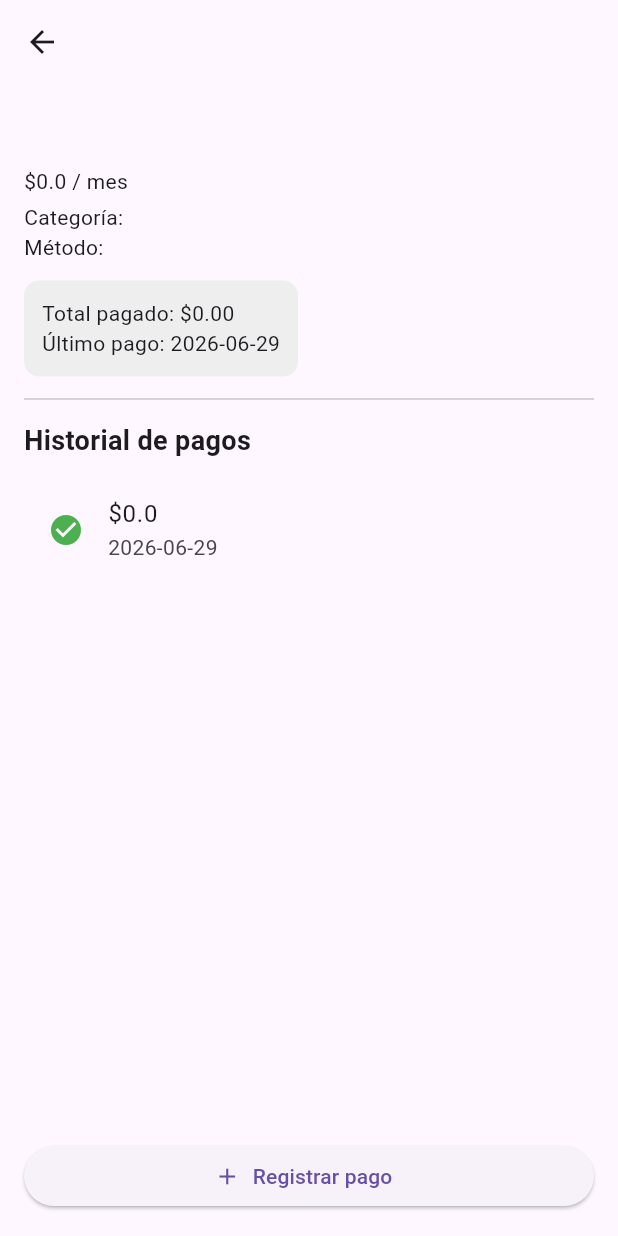
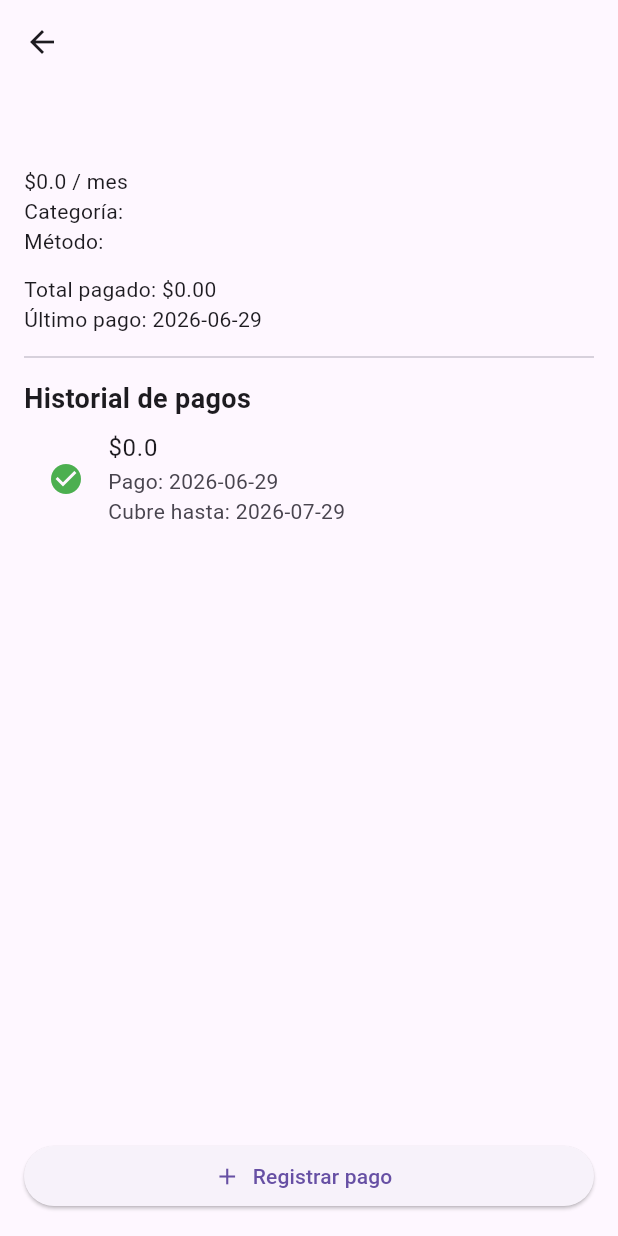
Before and after one commit to Masu-113/admin_suscription_app, a Flutter app: the SubscriptionDetailScreen screen opened directly with empty values, after a tap on "Registrar pago", on a phone screen of 412 x 824 dp. Run offline on Flutter 3.47's test engine with Material 3 defaults, Android fonts, the phone set to English and light mode, and no system bars; our stand-ins replace sqflite; accounts and stored records are empty.

Commit message:
Ahora se valida si ya hay un pago registrado y se alarga el plazo final en caso de pagar por adelantado.

```diff
--- a/lib/data/repositories/payment_history_repository.dart
+++ b/lib/data/repositories/payment_history_repository.dart
@@ -5,10 +5,12 @@ class PaymentHistoryRepository {
   final dbHelper = DatabaseHelper();
 
   // 🟢 INSERTAR PAGO
-  Future<void> insertPayment(PaymentHistory payment) async {
+  Future<int> insertPayment(PaymentHistory payment) async {
     final db = await dbHelper.database;
 
-    await db.insert('payment_history', payment.toMap());
+    final id = await db.insert('payment_history', payment.toMap());
+
+    return id;
   }
 
   // 🟢 OBTENER HISTORIAL COMPLETO
@@ -46,6 +48,21 @@ class PaymentHistoryRepository {
     }).toList();
   }
 
+  // 🟠 ACTUALIZAR PAGO
+  Future<void> updatePayment(PaymentHistory payment) async {
+    final db = await dbHelper.database;
+
+    await db.update(
+      'payment_history',
+
+      payment.toMap(),
+
+      where: 'id = ?',
+
+      whereArgs: [payment.id],
+    );
+  }
+
   // 🔴 ELIMINAR PAGO
   Future<void> deletePayment(int id) async {
     final db = await dbHelper.database;
--- a/lib/models/payment_history.dart
+++ b/lib/models/payment_history.dart
@@ -7,6 +7,8 @@ class PaymentHistory {
 
   final int subscriptionId;
 
+  final DateTime coveredUntil;
+
   PaymentHistory({
     this.id,
 
@@ -15,6 +17,8 @@ class PaymentHistory {
     required this.amount,
 
     required this.subscriptionId,
+
+    required this.coveredUntil,
   });
 
   Map<String, dynamic> toMap() {
@@ -26,6 +30,8 @@ class PaymentHistory {
       'amount': amount,
 
       'subscription_id': subscriptionId,
+
+      'covered_until': coveredUntil.toIso8601String(),
     };
   }
 
@@ -38,6 +44,8 @@ class PaymentHistory {
       amount: (map['amount'] as num).toDouble(),
 
       subscriptionId: map['subscription_id'] as int,
+
+      coveredUntil: DateTime.parse(map['covered_until'] as String),
     );
   }
 }
--- a/lib/providers/payment_history_provider.dart
+++ b/lib/providers/payment_history_provider.dart
@@ -8,18 +8,36 @@ class PaymentHistoryProvider extends ChangeNotifier {
 
   List<PaymentHistory> payments = [];
 
+  bool isLoading = false;
+
+  // 🟢 CARGAR PAGOS
   Future<void> loadPayments() async {
+    isLoading = true;
+    notifyListeners();
+
     payments = await _repo.getPayments();
 
+    isLoading = false;
     notifyListeners();
   }
 
-  Future<void> addPayment(PaymentHistory payment) async {
-    await _repo.insertPayment(payment);
+  // 🟢 AGREGAR PAGO
+  Future<int> addPayment(PaymentHistory payment) async {
+    final id = await _repo.insertPayment(payment);
+
+    await loadPayments();
+
+    return id;
+  }
+
+  // 🟠 ACTUALIZAR PAGO
+  Future<void> updatePayment(PaymentHistory payment) async {
+    await _repo.updatePayment(payment);
 
     await loadPayments();
   }
 
+  // 🔴 ELIMINAR PAGO
   Future<void> deletePayment(int id) async {
     await _repo.deletePayment(id);
 
--- a/lib/screens/subscription_detail_screen.dart
+++ b/lib/screens/subscription_detail_screen.dart
@@ -26,30 +26,89 @@ class _SubscriptionDetailScreenState extends State<SubscriptionDetailScreen> {
     });
   }
 
-  void _addPayment(List<PaymentHistory> payments) async {
+  DateTime _calculateCoveredUntil(List<PaymentHistory> payments) {
     final subscription = widget.data.subscription;
 
-    if (subscription.id == null) return;
+    DateTime baseDate;
 
-    // 🚫 Evitar doble pago en el mismo día
-    final alreadyPaidToday = payments.any(
-      (p) =>
-          p.paymentDate.year == DateTime.now().year &&
-          p.paymentDate.month == DateTime.now().month &&
-          p.paymentDate.day == DateTime.now().day,
-    );
+    if (payments.isEmpty) {
+      baseDate = subscription.startDate;
+    } else {
+      final sortedPayments = List<PaymentHistory>.from(payments);
 
-    if (alreadyPaidToday) {
-      ScaffoldMessenger.of(context).showSnackBar(
-        const SnackBar(content: Text("Ya registraste un pago hoy")),
-      );
+      sortedPayments.sort((a, b) => b.coveredUntil.compareTo(a.coveredUntil));
+
+      baseDate = sortedPayments.first.coveredUntil;
+    }
+
+    if (subscription.billingCycle == BillingCycle.monthly) {
+      return DateTime(baseDate.year, baseDate.month + 1, baseDate.day);
+    } else {
+      return DateTime(baseDate.year + 1, baseDate.month, baseDate.day);
+    }
+  }
+
+  Future<void> _addPayment(List<PaymentHistory> payments) async {
+    final subscription = widget.data.subscription;
+
+    if (subscription.id == null) {
       return;
     }
 
+    final today = DateTime.now();
+
+    final hasActivePayment = payments.any((p) {
+      return today.isBefore(p.coveredUntil.add(const Duration(days: 1)));
+    });
+
+    if (hasActivePayment) {
+      final confirm = await showDialog<bool>(
+        context: context,
+
+        builder: (_) {
+          return AlertDialog(
+            title: const Text("Pago adelantado"),
+
+            content: const Text(
+              "Esta suscripción ya tiene un periodo cubierto.\n\n¿Deseas registrar un pago adelantado?",
+            ),
+
+            actions: [
+              TextButton(
+                onPressed: () {
+                  Navigator.pop(context, false);
+                },
+
+                child: const Text("Cancelar"),
+              ),
+
+              TextButton(
+                onPressed: () {
+                  Navigator.pop(context, true);
+                },
+
+                child: const Text("Continuar"),
+              ),
+            ],
+          );
+        },
+      );
+
+      if (confirm != true) {
+        return;
+      }
+    }
+
+    final coveredUntil = _calculateCoveredUntil(payments);
+
     final payment = PaymentHistory(
       paymentDate: DateTime.now(),
+
       amount: subscription.cost,
+
       subscriptionId: subscription.id!,
+
+      coveredUntil: coveredUntil,
     );
 
     await context.read<PaymentHistoryProvider>().addPayment(payment);
@@ -70,16 +129,14 @@ class _SubscriptionDetailScreenState extends State<SubscriptionDetailScreen> {
                   .toList()
                 ..sort((a, b) => b.paymentDate.compareTo(a.paymentDate));
 
-          // 💰 Total pagado
           final totalPaid = payments.fold<double>(
-            0.0,
+            0,
             (sum, p) => sum + p.amount,
           );
 
-          // 🕒 último pago
           final lastPayment = payments.isNotEmpty ? payments.first : null;
 
-          String cycleText = subscription.billingCycle == BillingCycle.monthly
+          final cycleText = subscription.billingCycle == BillingCycle.monthly
               ? "mes"
               : "año";
 
@@ -90,11 +147,12 @@ class _SubscriptionDetailScreenState extends State<SubscriptionDetailScreen> {
               crossAxisAlignment: CrossAxisAlignment.start,
 
               children: [
-                // 🧾 INFO SUSCRIPCIÓN
                 Text(
                   subscription.serviceName,
+
                   style: const TextStyle(
                     fontSize: 22,
+
                     fontWeight: FontWeight.bold,
                   ),
                 ),
@@ -103,46 +161,31 @@ class _SubscriptionDetailScreenState extends State<SubscriptionDetailScreen> {
 
                 Text("\$${subscription.cost} / $cycleText"),
 
-                const SizedBox(height: 4),
+                Text("Categoría: ${widget.data.categoryName}"),
 
-                Text("Categoría: ${widget.data.categoryName}"),
                 Text("Método: ${widget.data.paymentMethodName}"),
 
                 const SizedBox(height: 12),
 
-                // 📊 RESUMEN
-                Container(
-                  padding: const EdgeInsets.all(12),
-                  decoration: BoxDecoration(
-                    color: Colors.grey.shade200,
-                    borderRadius: BorderRadius.circular(10),
-                  ),
-                  child: Column(
-                    crossAxisAlignment: CrossAxisAlignment.start,
-                    children: [
-                      Text("Total pagado: \$${totalPaid.toStringAsFixed(2)}"),
-                      Text(
-                        "Último pago: ${lastPayment != null ? lastPayment.paymentDate.toString().substring(0, 10) : 'N/A'}",
-                      ),
-                    ],
-                  ),
+                Text("Total pagado: \$${totalPaid.toStringAsFixed(2)}"),
+
+                Text(
+                  "Último pago: ${lastPayment != null ? lastPayment.paymentDate.toString().substring(0, 10) : "N/A"}",
                 ),
 
                 const Divider(height: 30),
 
-                // 💰 HISTORIAL
                 const Text(
                   "Historial de pagos",
                   style: TextStyle(fontSize: 18, fontWeight: FontWeight.bold),
                 ),
-
-                const SizedBox(height: 10),
 
                 Expanded(
                   child: payments.isEmpty
                       ? const Center(child: Text("No hay pagos aún"))
                       : ListView.builder(
                           itemCount: payments.length,
+
                           itemBuilder: (context, index) {
                             final p = payments[index];
 
@@ -151,23 +194,35 @@ class _SubscriptionDetailScreenState extends State<SubscriptionDetailScreen> {
                                 Icons.check_circle,
                                 color: Colors.green,
                               ),
+
                               title: Text("\$${p.amount}"),
-                              subtitle: Text(
-                                p.paymentDate.toString().substring(0, 10),
+
+                              subtitle: Column(
+                                crossAxisAlignment: CrossAxisAlignment.start,
+
+                                children: [
+                                  Text(
+                                    "Pago: ${p.paymentDate.toString().substring(0, 10)}",
+                                  ),
+
+                                  Text(
+                                    "Cubre hasta: ${p.coveredUntil.toString().substring(0, 10)}",
+                                  ),
+                                ],
                               ),
                             );
                           },
                         ),
                 ),
 
-                const SizedBox(height: 10),
-
-                // ➕ BOTÓN PAGO
                 SizedBox(
                   width: double.infinity,
+
                   child: ElevatedButton.icon(
                     icon: const Icon(Icons.add),
+
                     label: const Text("Registrar pago"),
+
                     onPressed: () => _addPayment(payments),
                   ),
                 ),
```
Also changed, not shown: lib/data/local/database_helper.dart (+8 -12 lines), lib/screens/add_subscription_screen.dart (+20 -0 lines).
